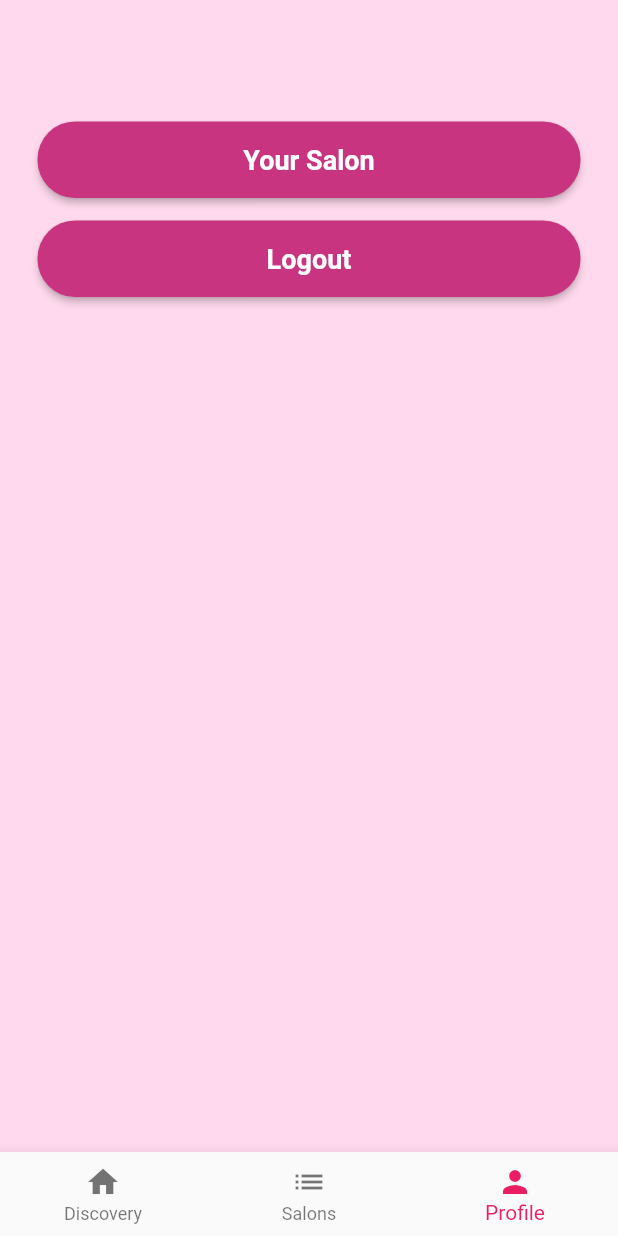
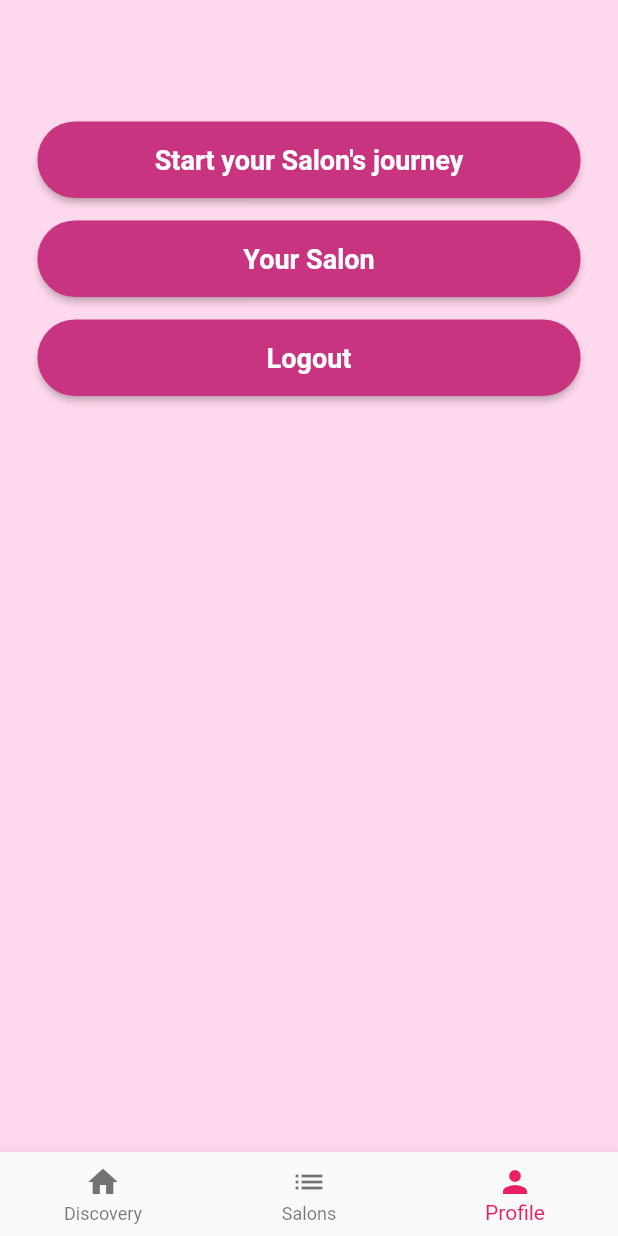
Before and after one commit to iRaySpace/salon_app, a Flutter app: the screen it shows after launch, item 3 of the bottom bar chosen, on a phone screen of 412 x 824 dp. Run offline on Flutter 3.47's test engine with Material 2 defaults, Android fonts, the phone set to English and light mode, and no system bars.

Commit message:
feat: start your salon's journey

```diff
--- a/lib/app/pages/profile/profile_view.dart
+++ b/lib/app/pages/profile/profile_view.dart
@@ -32,6 +32,17 @@ class _ProfileViewState extends State<ProfileView> {
                   AppElevatedButton(
                     onPressed: handleSalon,
                     child: const Text(
+                      "Start your Salon's journey",
+                      style: TextStyle(
+                        fontSize: 18.0,
+                        fontWeight: FontWeight.bold,
+                      ),
+                    ),
+                  ),
+                  const SizedBox(height: 15.0),
+                  AppElevatedButton(
+                    onPressed: handleSalon,
+                    child: const Text(
                       'Your Salon',
                       style: TextStyle(
                         fontSize: 18.0,
```
